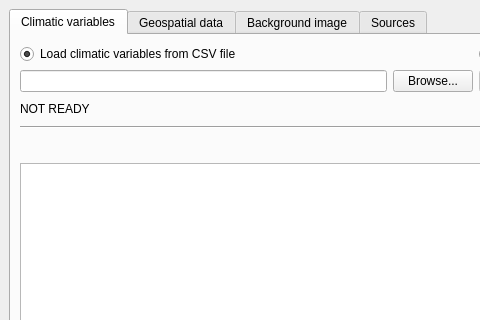
Above: mainwindow.ui from czertyaka/gaussian_dispersal before the change; both pictures show x 0 to 480 and y 0 to 320 of the 952 by 631 pixel window. Below: the same form after it.
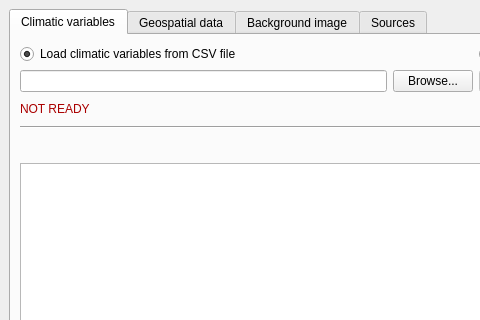
That is the form after the change. The open tabs and pages were chosen to show the change.

Commit message: GUI: reset buttons update status labels

The edit to the form file:
```diff
--- a/mainwindow.ui
+++ b/mainwindow.ui
@@ -120,7 +120,10 @@
           <item>
            <widget class="QLabel" name="climateStatusLabel">
             <property name="text">
-             <string>NOT READY</string>
+             <string>&lt;html&gt;&lt;head/&gt;&lt;body&gt;&lt;p&gt;&lt;span style=&quot; color:#aa0000;&quot;&gt;NOT READY&lt;/span&gt;&lt;/p&gt;&lt;/body&gt;&lt;/html&gt;</string>
+            </property>
+            <property name="textFormat">
+             <enum>Qt::RichText</enum>
             </property>
            </widget>
           </item>
```
Left out of the diff: 8 changed lines with no effect on the pictures. The commit also changes 2 other files.
